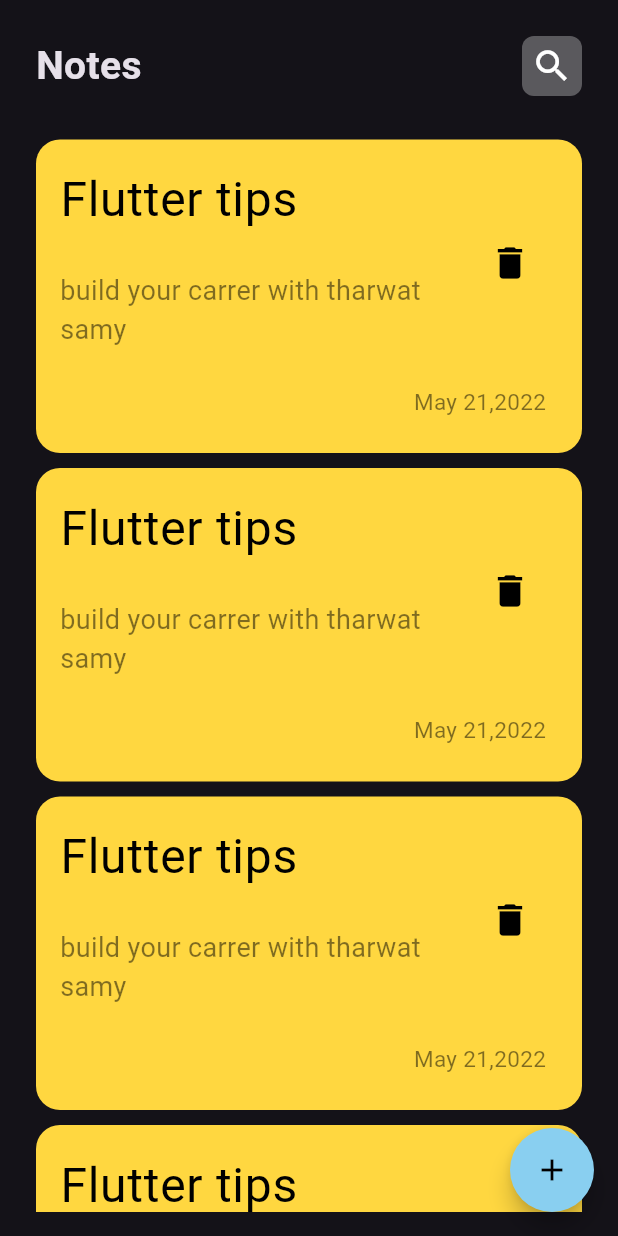
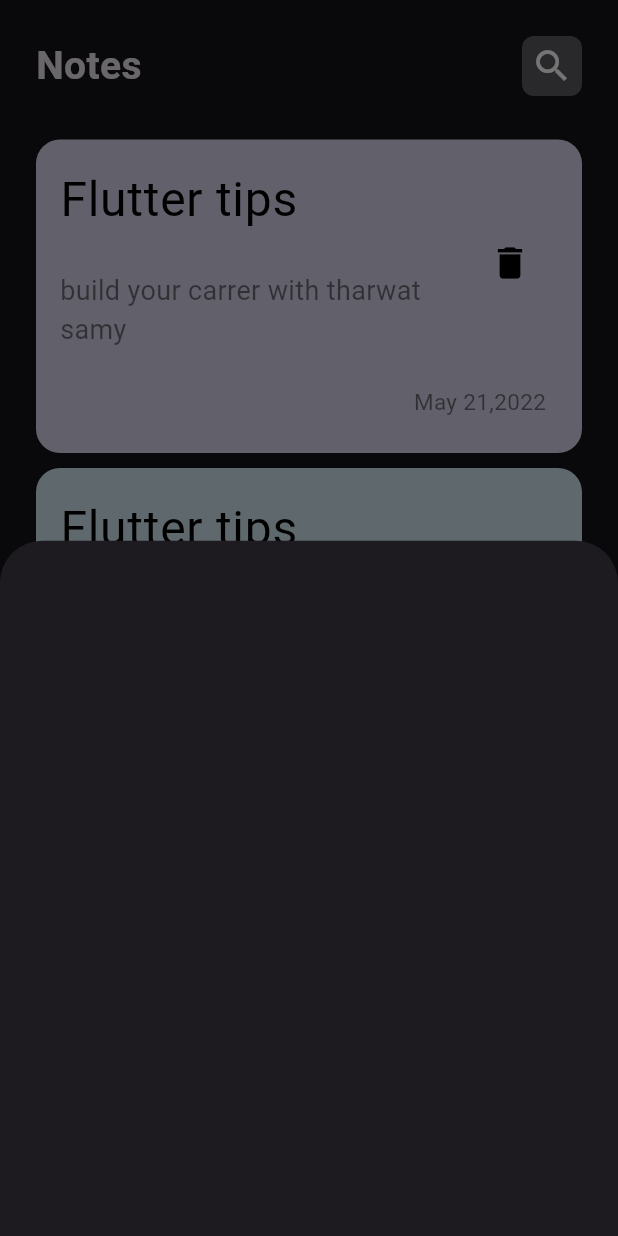
Before and after one commit to Yomna-Abdelmegeed/notes-app, a Flutter app: the screen it shows after launch, after a tap on the "add" icon, on a phone screen of 412 x 824 dp. Run offline on Flutter 3.47's test engine with Material 3 defaults, Android fonts, the phone set to English and light mode, and no system bars.

Commit message:
Create color list for notes.

```diff
--- a/lib/view/notes_view.dart
+++ b/lib/view/notes_view.dart
@@ -9,7 +9,14 @@ class NotesView extends StatelessWidget {
   Widget build(BuildContext context) {
     return Scaffold(
       floatingActionButton: FloatingActionButton(
-        onPressed: () {},
+        onPressed: () {
+          showModalBottomSheet(
+            context: context,
+            builder: (context) {
+              return Container();
+            },
+          );
+        },
         backgroundColor: Color(0xFF89CFF0),
         shape: CircleBorder(),
         child: Icon(
--- a/lib/view/widgets/notes_list_view.dart
+++ b/lib/view/widgets/notes_list_view.dart
@@ -3,9 +3,16 @@ import 'package:notes_app/view/widgets/custom_notes_card.dart';
 
 class NotesListView extends StatelessWidget {
   const NotesListView({super.key});
-
   @override
   Widget build(BuildContext context) {
+    const List<Color> colorList = [
+      Color(0xffD5D1E9),
+      Color(0xffD0E4EE),
+      Color(0xffF3F5A9),
+      Color(0xffF5CF9F),
+      Color(0xffF5A7A6),
+    ];
+
     return Padding(
       padding: const EdgeInsets.only(bottom: 16),
       child: ListView.builder(
@@ -15,7 +22,7 @@ class NotesListView extends StatelessWidget {
               title: 'Flutter tips',
               subtitle: 'build your carrer with tharwat samy',
               date: 'May 21,2022',
-              color: Colors.amberAccent,
+              color: colorList[index % 5],
               onPressed: () {},
             );
           }),
```
